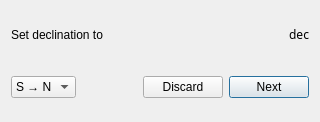
This is layouts/dec_cal.ui in finnjames/threepio as Qt 5 draws it before an edit. The edited form follows.
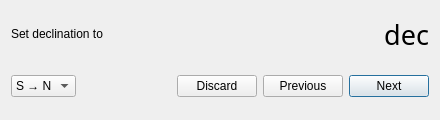
This is the edited form.

What changed in the file:
```diff
--- a/layouts/dec_cal.ui
+++ b/layouts/dec_cal.ui
@@ -6,8 +6,8 @@
    <rect>
     <x>0</x>
     <y>0</y>
-    <width>320</width>
-    <height>122</height>
+    <width>440</width>
+    <height>120</height>
    </rect>
   </property>
   <property name="windowTitle">
@@ -19,6 +19,7 @@
      <property name="font">
       <font>
        <family>Iosevka Aile</family>
+       <pointsize>20</pointsize>
       </font>
      </property>
      <property name="text">
@@ -72,7 +73,7 @@
         </property>
        </widget>
       </item>
-      <item row="0" column="3">
+      <item row="0" column="4">
        <widget class="QPushButton" name="next_cal_button">
         <property name="text">
          <string>Next</string>
@@ -98,6 +99,13 @@
         </property>
        </spacer>
       </item>
+      <item row="0" column="3">
+       <widget class="QPushButton" name="previous_cal_button">
+        <property name="text">
+         <string>Previous</string>
+        </property>
+       </widget>
+      </item>
      </layout>
     </widget>
    </item>
```
